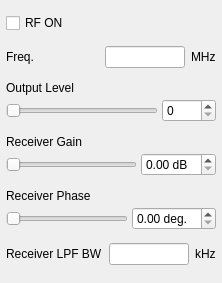
The window that modules/nmr/thamway/thamwayprotform.ui (northriv/KAME) describes before a commit, drawn with Qt 5.
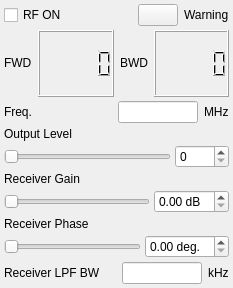
The same window after the commit.

```diff
--- a/modules/nmr/thamway/thamwayprotform.ui
+++ b/modules/nmr/thamway/thamwayprotform.ui
@@ -6,26 +6,29 @@
    <rect>
     <x>0</x>
     <y>0</y>
-    <width>222</width>
-    <height>283</height>
+    <width>233</width>
+    <height>288</height>
    </rect>
   </property>
   <property name="windowTitle">
    <string>Signal Generator Control</string>
   </property>
   <widget class="QWidget" name="widget">
-   <layout class="QVBoxLayout" name="verticalLayout_5">
+   <layout class="QVBoxLayout" name="verticalLayout_3">
+    <property name="spacing">
+     <number>4</number>
+    </property>
     <property name="leftMargin">
-     <number>6</number>
+     <number>4</number>
     </property>
     <property name="topMargin">
-     <number>6</number>
+     <number>4</number>
     </property>
     <property name="rightMargin">
-     <number>6</number>
+     <number>4</number>
     </property>
     <property name="bottomMargin">
-     <number>6</number>
+     <number>4</number>
     </property>
     <item>
      <layout class="QHBoxLayout" name="horizontalLayout_5">
@@ -52,11 +55,105 @@
         </property>
         <property name="sizeHint" stdset="0">
          <size>
-          <width>141</width>
-          <height>20</height>
+          <width>68</width>
+          <height>17</height>
          </size>
         </property>
        </spacer>
+      </item>
+      <item>
+       <layout class="QHBoxLayout" name="horizontalLayout_3">
+        <item>
+         <widget class="QPushButton" name="m_ledWarn">
+          <property name="maximumSize">
+           <size>
+            <width>40</width>
+            <height>16777215</height>
+           </size>
+          </property>
+         </widget>
+        </item>
+        <item>
+         <widget class="QLabel" name="textLabel2_10">
+          <property name="sizePolicy">
+           <sizepolicy hsizetype="Preferred" vsizetype="Fixed">
+            <horstretch>0</horstretch>
+            <verstretch>0</verstretch>
+           </sizepolicy>
+          </property>
+          <property name="text">
+           <string>Warning</string>
+          </property>
+          <property name="wordWrap">
+           <bool>false</bool>
+          </property>
+         </widget>
+        </item>
+       </layout>
+      </item>
+     </layout>
+    </item>
+    <item>
+     <layout class="QHBoxLayout" name="horizontalLayout_8">
+      <item>
+       <layout class="QHBoxLayout" name="horizontalLayout_6">
+        <item>
+         <widget class="QLabel" name="textLabel2_4">
+          <property name="sizePolicy">
+           <sizepolicy hsizetype="Preferred" vsizetype="Fixed">
+            <horstretch>0</horstretch>
+            <verstretch>0</verstretch>
+           </sizepolicy>
+          </property>
+          <property name="text">
+           <string>FWD</string>
+          </property>
+          <property name="wordWrap">
+           <bool>false</bool>
+          </property>
+         </widget>
+        </item>
+        <item>
+         <widget class="QLCDNumber" name="m_lcdFWD">
+          <property name="sizePolicy">
+           <sizepolicy hsizetype="MinimumExpanding" vsizetype="Expanding">
+            <horstretch>0</horstretch>
+            <verstretch>0</verstretch>
+           </sizepolicy>
+          </property>
+         </widget>
+        </item>
+       </layout>
+      </item>
+      <item>
+       <layout class="QHBoxLayout" name="horizontalLayout_7">
+        <item>
+         <widget class="QLabel" name="textLabel2_6">
+          <property name="sizePolicy">
+           <sizepolicy hsizetype="Preferred" vsizetype="Fixed">
+            <horstretch>0</horstretch>
+            <verstretch>0</verstretch>
+           </sizepolicy>
+          </property>
+          <property name="text">
+           <string>BWD</string>
+          </property>
+          <property name="wordWrap">
+           <bool>false</bool>
+          </property>
+         </widget>
+        </item>
+        <item>
+         <widget class="QLCDNumber" name="m_lcdBWD">
+          <property name="sizePolicy">
+           <sizepolicy hsizetype="MinimumExpanding" vsizetype="Expanding">
+            <horstretch>0</horstretch>
+            <verstretch>0</verstretch>
+           </sizepolicy>
+          </property>
+         </widget>
+        </item>
+       </layout>
       </item>
      </layout>
     </item>
```
